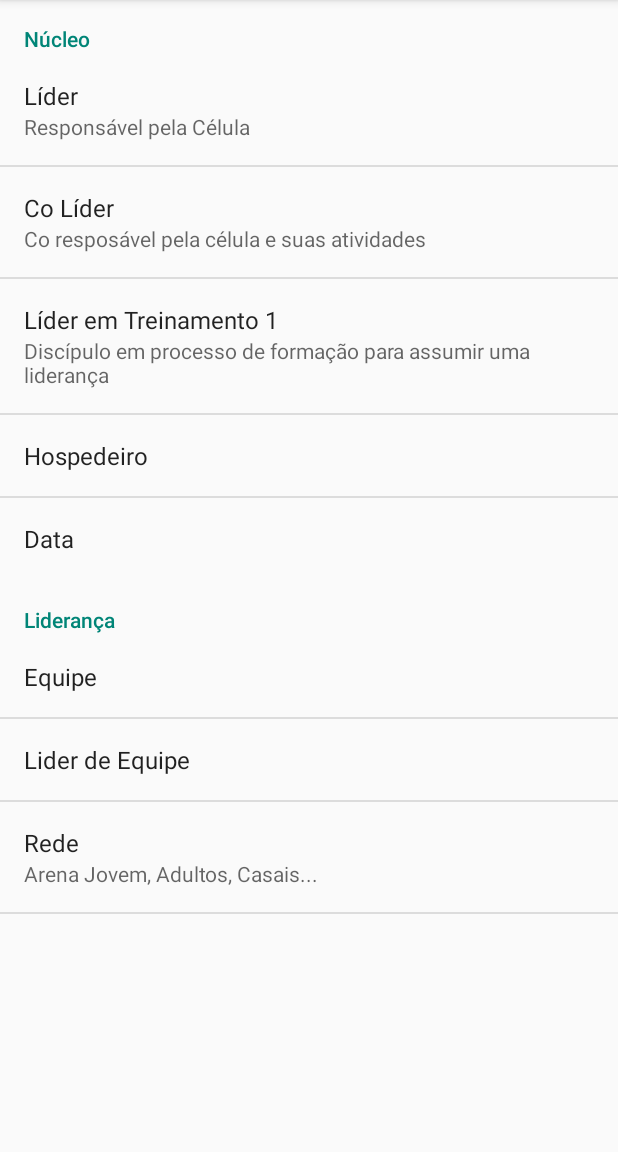
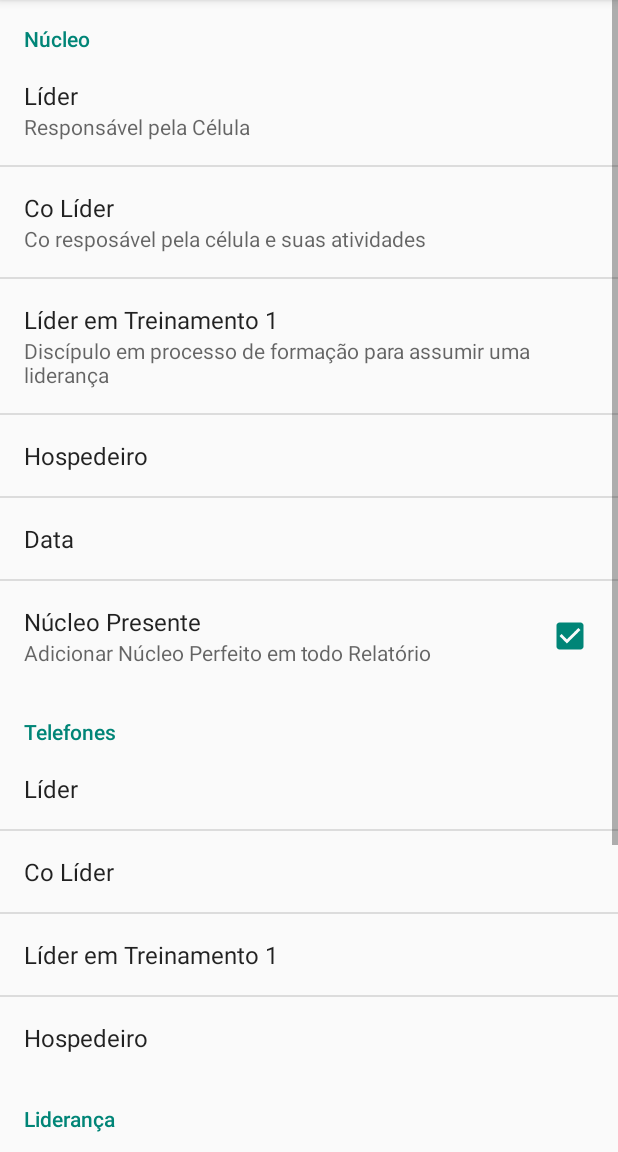
Before and after one commit to andrentaz/secret-octo-batman, an Android app: the fragment SettingsFragment shown on its own in the app's theme, on a phone screen of 412 x 824 dp, the part 84-1236 px from its top. Run offline under Robolectric (Android 15) with nearby library versions, the phone set to English and light mode, and no system bars.

Commit message:
Actually, this have nothing to do with the GDrive at all, but to the app be useful now, I am doing this dialog to config the first time so I can use it;

```diff
--- a/app/src/main/java/com/myco/lcreporter/DeletionDialogFragment.java
+++ b/app/src/main/java/com/myco/lcreporter/DeletionDialogFragment.java
@@ -42,8 +42,6 @@ public class DeletionDialogFragment extends DialogFragment {
     @Override
     public Dialog onCreateDialog(Bundle savedInstanceState) {
         AlertDialog.Builder builder = new AlertDialog.Builder(getActivity());
-        // Get the layout inflater
-        LayoutInflater inflater = getActivity().getLayoutInflater();
         // Get arguments
         Bundle bundle = getArguments();
         final int position = bundle.getInt(ContactListFragment.ARG_POSITION);
--- a/app/src/main/res/values/strings.xml
+++ b/app/src/main/res/values/strings.xml
@@ -67,5 +67,15 @@
     <string name="toast_undo">Desfazer</string>
     <string name="pref_date">20/08/1991</string>
     <string name="sendCsvFile">Compartilhar Via:</string>
+    <string name="dialog_firstSetup_title">Configurar Conta</string>
+    <string name="dialog_master_name">Nome do Lider de Equipe</string>
+    <string name="dialog_eqp_name">Equipe</string>
+    <string name="dialog_rede">Rede</string>
+    <string name="dialog_email">Email</string>
+    <string name="dialog_ok">OK</string>
+    <string name="text_phone">Telefones</string>
+    <string name="pref__summ_add_core">Adicionar Núcleo Perfeito em todo Relatório</string>
+    <string name="pref_add_core">Núcleo Presente</string>
+    <string name="dflt_email">nome@email.com</string>
 
 </resources>
--- a/app/src/main/res/xml/preferences.xml
+++ b/app/src/main/res/xml/preferences.xml
@@ -1,5 +1,6 @@
 <?xml version="1.0" encoding="utf-8"?>
-<PreferenceScreen xmlns:android="http://schemas.android.com/apk/res/android">
+<PreferenceScreen xmlns:android="http://schemas.android.com/apk/res/android"
+    android:key="pref_screen">
 
     <PreferenceCategory
         android:title="@string/pcat_nucleo"
@@ -32,6 +33,38 @@
             android:key="pref_date"
             android:defaultValue="@string/pref_date" />
 
+        <CheckBoxPreference
+            android:title="@string/pref_add_core"
+            android:key="pref_add_core"
+            android:defaultValue="true"
+            android:summary="@string/pref__summ_add_core" />
+
+    </PreferenceCategory>
+
+    <PreferenceCategory
+        android:title="@string/text_phone"
+        android:key="pref_catPhone">
+
+        <EditTextPreference
+            android:title="@string/text_lider"
+            android:key="pref_phone_lider"
+            android:defaultValue="" />
+
+        <EditTextPreference
+            android:title="@string/text_colider"
+            android:key="pref_phone_colider"
+            android:defaultValue="" />
+
+        <EditTextPreference
+            android:title="@string/text_lt1"
+            android:key="pref_phone_lt1"
+            android:defaultValue="" />
+
+        <EditTextPreference
+            android:title="@string/text_host"
+            android:key="pref_phone_host"
+            android:defaultValue="" />
+
     </PreferenceCategory>
 
 
@@ -43,17 +76,24 @@
             android:defaultValue="@string/pref_eqpName" />
 
         <EditTextPreference
+            android:title="@string/text_rede"
+            android:key="pref_rede"
+            android:defaultValue="@string/pref_redeName"
+            android:summary="@string/pref_summ_rede" />
+
+        <EditTextPreference
             android:title="@string/text_master"
             android:key="pref_master"
             android:defaultValue="@string/pref_masterName" />
 
         <EditTextPreference
-            android:title="@string/text_rede"
-            android:key="pref_rede"
-            android:defaultValue="@string/pref_redeName"
-            android:summary="@string/pref_summ_rede" />
-
+            android:title="@string/dialog_email"
+            android:key="pref_lemail"
+            android:defaultValue="@string/dflt_email" />
 
     </PreferenceCategory>
 
+    <CheckBoxPreference
+        android:key="pref_config" />
+
 </PreferenceScreen>
```
Also changed, not shown: app/src/main/java/com/myco/lcreporter/MainActivity.java (+29 -6 lines), app/src/main/java/com/myco/lcreporter/SettingsActivity.java (+13 -2 lines), app/src/main/java/com/myco/lcreporter/SetupDialogFragment.java (added, +70 -0 lines), app/src/main/res/layout/dialog_first_setup.xml (added, +112 -0 lines).
